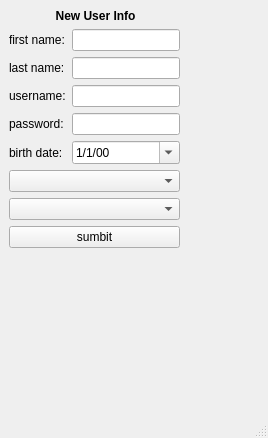
Old version of the form BingChillings/newuserwindow.ui in the repository BingChillings/BingChillings.
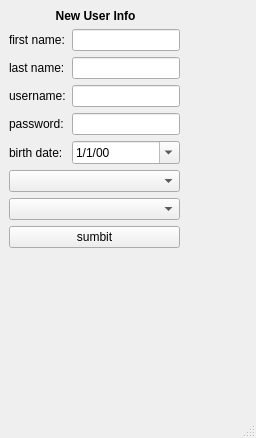
New version of the form.

Patch:
```diff
--- a/BingChillings/newuserwindow.ui
+++ b/BingChillings/newuserwindow.ui
@@ -6,7 +6,7 @@
    <rect>
     <x>0</x>
     <y>0</y>
-    <width>268</width>
+    <width>256</width>
     <height>438</height>
    </rect>
   </property>
```
